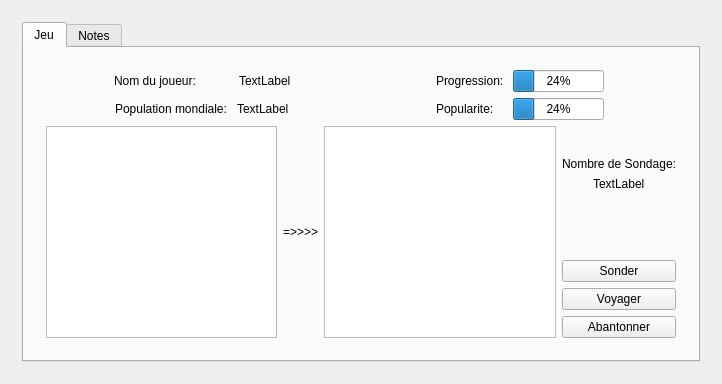
First picture: the form in mainwindow.ui, repository 3200443/Projectc-, before the edit.
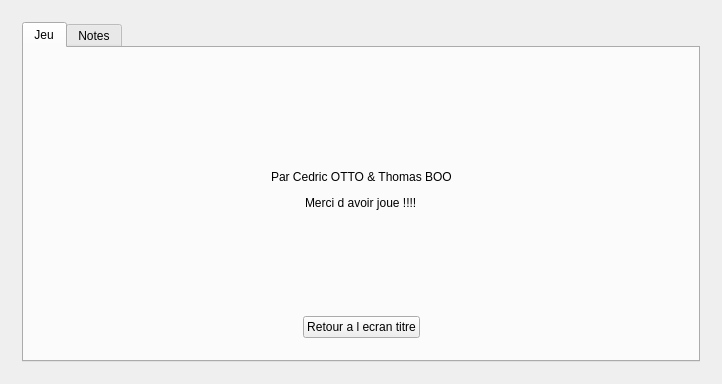
Second picture: the form after the edit. The open tabs and pages were chosen to show the change.

```diff
--- a/mainwindow.ui
+++ b/mainwindow.ui
@@ -1185,7 +1185,259 @@
                 </item>
                </layout>
               </widget>
-              <widget class="QWidget" name="tinfopays"/>
+              <widget class="QWidget" name="tFindeJeu">
+               <layout class="QVBoxLayout" name="verticalLayout_27">
+                <item>
+                 <layout class="QVBoxLayout" name="verticalLayout_23">
+                  <item>
+                   <spacer name="verticalSpacer_27">
+                    <property name="orientation">
+                     <enum>Qt::Vertical</enum>
+                    </property>
+                    <property name="sizeHint" stdset="0">
+                     <size>
+                      <width>20</width>
+                      <height>40</height>
+                     </size>
+                    </property>
+                   </spacer>
+                  </item>
+                  <item>
+                   <layout class="QHBoxLayout" name="horizontalLayout_19">
+                    <item>
+                     <spacer name="horizontalSpacer_43">
+                      <property name="orientation">
+                       <enum>Qt::Horizontal</enum>
+                      </property>
+                      <property name="sizeHint" stdset="0">
+                       <size>
+                        <width>40</width>
+                        <height>20</height>
+                       </size>
+                      </property>
+                     </spacer>
+                    </item>
+                    <item>
+                     <widget class="QLineEdit" name="cResultat"/>
+                    </item>
+                    <item>
+                     <spacer name="horizontalSpacer_44">
+                      <property name="orientation">
+                       <enum>Qt::Horizontal</enum>
+                      </property>
+                      <property name="sizeHint" stdset="0">
+                       <size>
+                        <width>40</width>
+                        <height>20</height>
+                       </size>
+                      </property>
+                     </spacer>
+                    </item>
+                   </layout>
+                  </item>
+                  <item>
+                   <spacer name="verticalSpacer_24">
+                    <property name="orientation">
+                     <enum>Qt::Vertical</enum>
+                    </property>
+                    <property name="sizeHint" stdset="0">
+                     <size>
+                      <width>20</width>
+                      <height>40</height>
+                     </size>
+                    </property>
+                   </spacer>
+                  </item>
+                  <item>
+                   <layout class="QHBoxLayout" name="horizontalLayout_18">
+                    <item>
+                     <spacer name="horizontalSpacer_35">
+                      <property name="orientation">
+                       <enum>Qt::Horizontal</enum>
+                      </property>
+                      <property name="sizeHint" stdset="0">
+                       <size>
+                        <width>40</width>
+                        <height>20</height>
+                       </size>
+                      </property>
+                     </spacer>
+                    </item>
+                    <item>
+                     <widget class="QPushButton" name="bfin">
+                      <property name="text">
+                       <string>Fin</string>
+                      </property>
+                     </widget>
+                    </item>
+                    <item>
+                     <spacer name="horizontalSpacer_36">
+                      <property name="orientation">
+                       <enum>Qt::Horizontal</enum>
+                      </property>
+                      <property name="sizeHint" stdset="0">
+                       <size>
+                        <width>40</width>
+                        <height>20</height>
+                       </size>
+                      </property>
+                     </spacer>
+                    </item>
+                   </layout>
+                  </item>
+                 </layout>
+                </item>
+               </layout>
+              </widget>
+              <widget class="QWidget" name="Pagecredit">
+               <layout class="QVBoxLayout" name="verticalLayout_26">
+                <item>
+                 <layout class="QVBoxLayout" name="verticalLayout_25">
+                  <item>
+                   <spacer name="verticalSpacer_22">
+                    <property name="orientation">
+                     <enum>Qt::Vertical</enum>
+                    </property>
+                    <property name="sizeHint" stdset="0">
+                     <size>
+                      <width>20</width>
+                      <height>40</height>
+                     </size>
+                    </property>
+                   </spacer>
+                  </item>
+                  <item>
+                   <layout class="QVBoxLayout" name="verticalLayout_24">
+                    <item>
+                     <layout class="QHBoxLayout" name="horizontalLayout_21">
+                      <item>
+                       <spacer name="horizontalSpacer_39">
+                        <property name="orientation">
+                         <enum>Qt::Horizontal</enum>
+                        </property>
+                        <property name="sizeHint" stdset="0">
+                         <size>
+                          <width>40</width>
+                          <height>20</height>
+                         </size>
+                        </property>
+                       </spacer>
+                      </item>
+                      <item>
+                       <widget class="QLabel" name="label_10">
+                        <property name="text">
+                         <string>Par Cedric OTTO &amp; Thomas BOO</string>
+                        </property>
+                       </widget>
+                      </item>
+                      <item>
+                       <spacer name="horizontalSpacer_40">
+                        <property name="orientation">
+                         <enum>Qt::Horizontal</enum>
+                        </property>
+                        <property name="sizeHint" stdset="0">
+                         <size>
+                          <width>40</width>
+                          <height>20</height>
+                         </size>
+                        </property>
+                       </spacer>
+                      </item>
+                     </layout>
+                    </item>
+                    <item>
+                     <layout class="QHBoxLayout" name="horizontalLayout_22">
+                      <item>
+                       <spacer name="horizontalSpacer_41">
+                        <property name="orientation">
+                         <enum>Qt::Horizontal</enum>
+                        </property>
+                        <property name="sizeHint" stdset="0">
+                         <size>
+                          <width>40</width>
+                          <height>20</height>
+                         </size>
+                        </property>
+                       </spacer>
+                      </item>
+                      <item>
+                       <widget class="QLabel" name="label_11">
+                        <property name="text">
+                         <string>Merci d avoir joue !!!!</string>
+                        </property>
+                       </widget>
+                      </item>
+                      <item>
+                       <spacer name="horizontalSpacer_42">
+                        <property name="orientation">
+                         <enum>Qt::Horizontal</enum>
+                        </property>
+                        <property name="sizeHint" stdset="0">
+                         <size>
+                          <width>40</width>
+                          <height>20</height>
+                         </size>
+                        </property>
+                       </spacer>
+                      </item>
+                     </layout>
+                    </item>
+                   </layout>
+                  </item>
+                  <item>
+                   <spacer name="verticalSpacer_23">
+                    <property name="orientation">
+                     <enum>Qt::Vertical</enum>
+                    </property>
+                    <property name="sizeHint" stdset="0">
+                     <size>
+                      <width>20</width>
+                      <height>40</height>
+                     </size>
+                    </property>
+                   </spacer>
+                  </item>
+                  <item>
+                   <layout class="QHBoxLayout" name="horizontalLayout_20">
+                    <item>
+                     <spacer name="horizontalSpacer_37">
+                      <property name="orientation">
+                       <enum>Qt::Horizontal</enum>
+                      </property>
+                      <property name="sizeHint" stdset="0">
+                       <size>
+                        <width>40</width>
+                        <height>20</height>
+                       </size>
+                      </property>
+                     </spacer>
+                    </item>
+                    <item>
+                     <widget class="QPushButton" name="bretourecrantitre">
+                      <property name="text">
+                       <string>Retour a l ecran titre</string>
+                      </property>
+                     </widget>
+                    </item>
+                    <item>
+                     <spacer name="horizontalSpacer_38">
+                      <property name="orientation">
+                       <enum>Qt::Horizontal</enum>
+                      </property>
+                      <property name="sizeHint" stdset="0">
+                       <size>
+                        <width>40</width>
+                        <height>20</height>
+                       </size>
+                      </property>
+                     </spacer>
+                    </item>
+                   </layout>
+                  </item>
+                 </layout>
+                </item>
+               </layout>
+              </widget>
              </widget>
             </item>
            </layout>
```
Left out of the diff: 18 changed lines with no effect on the pictures.
